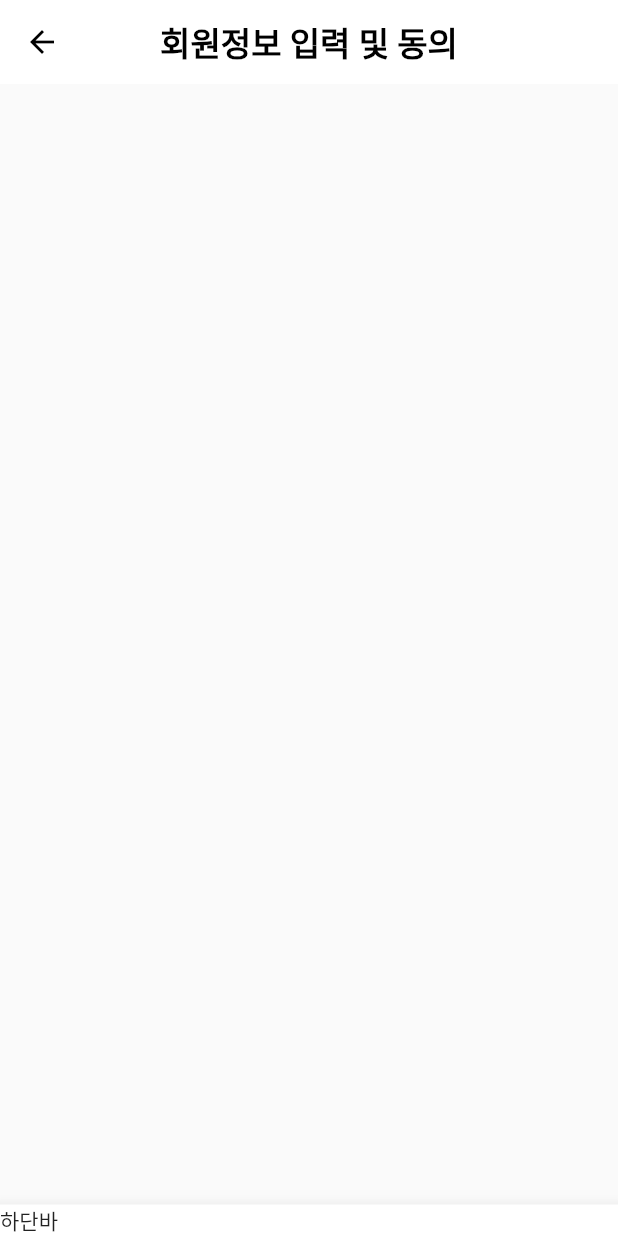
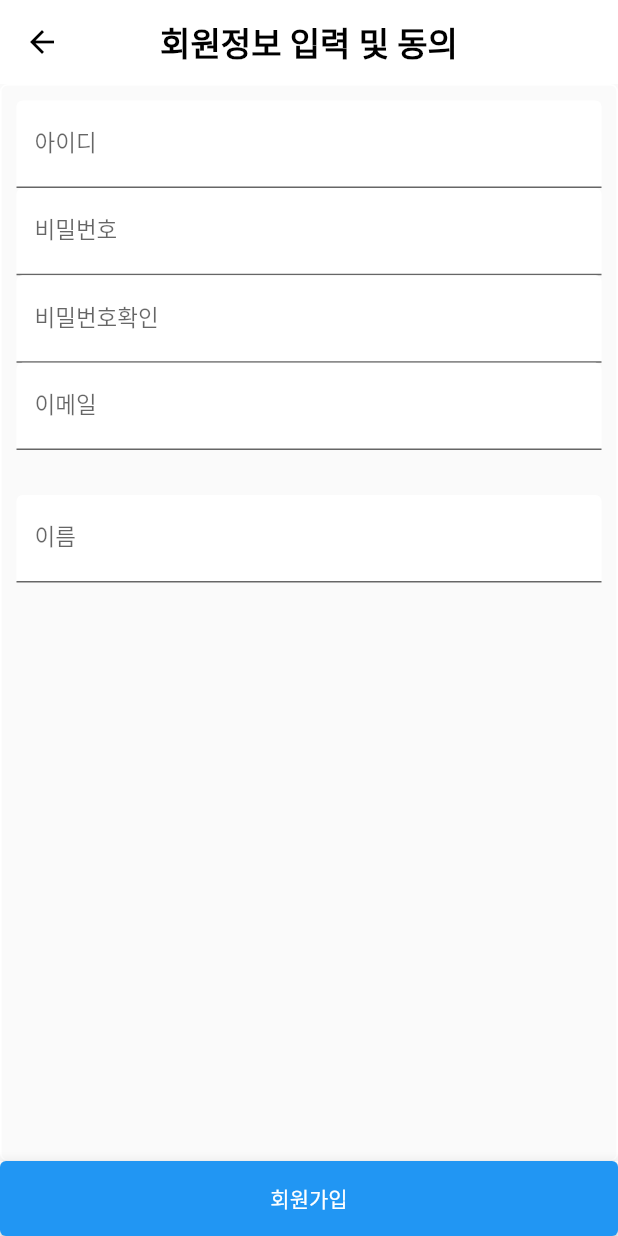
Before and after one commit to en-ForestLife/HikerApp, a Flutter app: the screen it shows after launch, on a phone screen of 412 x 824 dp. Run offline on Flutter 3.47's test engine with Material 2 defaults, Android fonts, the phone set to English and light mode, and no system bars; missing offline and left inert: dart:js.

Commit message:
[ADD] 회원가입 버튼 클릭 시 알림메시지 코드 추가

```diff
--- a/analysis_options.yaml
+++ b/analysis_options.yaml
@@ -22,7 +22,7 @@ linter:
   # `// ignore_for_file: name_of_lint` syntax on the line or in the file
   # producing the lint.
   rules:
-    prefer_const_literals_to_create_immutables : false
+    prefer_const_literals_to_create_immutables : false,
     # avoid_print: false  # Uncomment to disable the `avoid_print` rule
     # prefer_single_quotes: true  # Uncomment to enable the `prefer_single_quotes` rule
 
--- a/lib/src/main/main.dart
+++ b/lib/src/main/main.dart
@@ -1,3 +1,5 @@
+import 'dart:js';
+
 import 'package:flutter/material.dart';
 
 void main() {
@@ -9,42 +11,155 @@ class MyApp extends StatelessWidget {
 
   @override
   Widget build(BuildContext context) {
-    return MaterialApp(
-        home : joinPage()
-    );
+    return MaterialApp(home: joinPage());
   }
 }
 
-
-class joinPage extends StatelessWidget { // 회원가입 페이지
+class joinPage extends StatelessWidget {
+  // 회원가입 페이지
   const joinPage({Key? key}) : super(key: key);
 
   @override
   Widget build(BuildContext context) {
     return Scaffold(
-        appBar : AppBar(
-          title : const Text('회원정보 입력 및 동의',
-            style: TextStyle
-              (
-                color:Colors.black, // 글자 색상 검정색
+      appBar: AppBar(
+        title: const Text(
+          '회원정보 입력 및 동의',
+          style: TextStyle(
+              color: Colors.black, // 글자 색상 검정색
               fontSize: 22.0, // 폰트 사이즈
               fontWeight: FontWeight.bold // 폰트 굵기
               ),
         ),
-          leading:  IconButton( // 리딩 부분 (뒤로가기)
-          onPressed: () { // 버튼
+        leading: IconButton(
+          // 리딩 부분 (뒤로가기)
+          onPressed: () {
+            // 버튼
             Navigator.pop(context); //뒤로가기
           },
           color: Colors.black, // 버튼 색상
           icon: Icon(Icons.arrow_back), // 뒤로가기 이미지 아이콘
         ),
 
-          centerTitle: true, // 글자 중간으로 위치 지정
-          elevation: 0.0, // 붕 떠 있는 효과를 줌
+        centerTitle: true,
+        // 글자 중간으로 위치 지정
+        elevation: 0.0,
+        // 붕 떠 있는 효과를 줌
         backgroundColor: Colors.white, // 배경색상 흰색
       ),
-        body : Container(),
-        bottomNavigationBar: BottomAppBar(child : Text('하단바')),
+      body: Stack(
+        children: [
+          Positioned(
+            child: Container(
+              // 아이디 비밀번호 레이아웃 박스
+              padding: EdgeInsets.all(10.0),
+              decoration: BoxDecoration(
+                border: Border.all(color: Colors.white), // 테두리
+                borderRadius: BorderRadius.circular(5), //모서리 둥글게
+              ),
+
+              child: Form(
+                child: Theme(
+                  // 왜 스타일 적용 안되냐
+                  data: ThemeData(
+                      primaryColor: Colors.teal,
+                      inputDecorationTheme: InputDecorationTheme(
+                          labelStyle: TextStyle(
+                        fontSize: 15,
+                      ))),
+
+                  child: Column(
+                    children: [
+                      Flexible(
+                        child: TextFormField(
+                          decoration: InputDecoration(
+                            labelText: '아이디',
+                            filled: true,
+                            fillColor: Colors.white,
+                          ),
+                          keyboardType: TextInputType.text,
+                        ),
+                      ),
+                      Flexible(
+                        child: TextFormField(
+                          decoration: InputDecoration(
+                            labelText: '비밀번호',
+                            filled: true,
+                            fillColor: Colors.white,
+                          ),
+                          keyboardType: TextInputType.text,
+                          obscureText: true, // 비밀번호 암호처리
+                        ),
+                      ),
+                      Flexible(
+                        child: TextFormField(
+                          decoration: InputDecoration(
+                            labelText: '비밀번호확인',
+                            filled: true,
+                            fillColor: Colors.white,
+                          ),
+                          keyboardType: TextInputType.text,
+                          obscureText: true, // 비밀번호 암호처리
+                        ),
+                      ),
+                      Flexible(
+                        child: TextFormField(
+                          decoration: InputDecoration(
+                            labelText: '이메일',
+                            filled: true,
+                            fillColor: Colors.white,
+                          ),
+                          keyboardType: TextInputType.emailAddress,
+                        ),
+                      ),
+                      SizedBox(height: 30),
+                      Flexible(
+                        child: TextFormField(
+                          decoration: InputDecoration(
+                            labelText: '이름',
+                            filled: true,
+                            fillColor: Colors.white,
+                          ),
+                          keyboardType: TextInputType.name,
+                        ),
+                      ),
+                    ],
+                  ),
+                ), //아이디 비밀번호 레이아웃
+              ),
+            ),
+          ),
+        ],
+      ),
+      bottomNavigationBar: BottomAppBar(
+        // 밑에 하단바(회원가입 버튼)
+        child: Container(
+            height: 50,
+            child: ElevatedButton(
+              onPressed: () {
+                showDialog(
+                  context: context,
+                  barrierDismissible: false, // 바깥 영역 터치시 닫을지 여부
+                  builder: (BuildContext context) {
+                    // return object of type Dialog
+                    return AlertDialog(
+                      title: Text("안내메시지"),
+                      content: Text("회원가입이 완료되었습니다!"),
+                      actions: <Widget>[
+                        FlatButton(
+                          child: Text("닫기"),
+                          onPressed: () {
+                            Navigator.pop(context);
+                          },
+                        ),
+                      ],
+                    );
+                  },
+                );
+              },
+              child: Text("회원가입"),
+            )),
+      ),
     );
   }
 }
```
Lines whose indentation alone changed are shown as unchanged.
